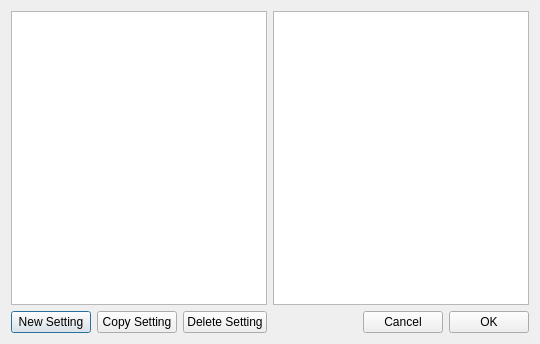
zsteva/backup-minos2, file mqt/MqtLogger/tsettingseditdlg.ui: the form before one commit.
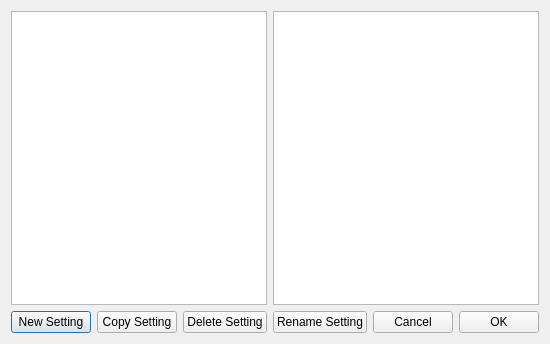
The form after the commit.

Commit message: Add a rename in the setings dialog

Diff of the .ui file:
```diff
--- a/mqt/MqtLogger/tsettingseditdlg.ui
+++ b/mqt/MqtLogger/tsettingseditdlg.ui
@@ -6,7 +6,7 @@
    <rect>
     <x>0</x>
     <y>0</y>
-    <width>478</width>
+    <width>538</width>
     <height>344</height>
    </rect>
   </property>
@@ -91,6 +91,13 @@
        </property>
       </widget>
      </item>
+     <item>
+      <widget class="QPushButton" name="renameButton">
+       <property name="text">
+        <string>Rename Setting</string>
+       </property>
+      </widget>
+     </item>
      <item>
       <spacer name="horizontalSpacer">
        <property name="orientation">
```
Left out of the diff: 3 changed lines with no effect on the pictures. The commit also changes 4 other files.
